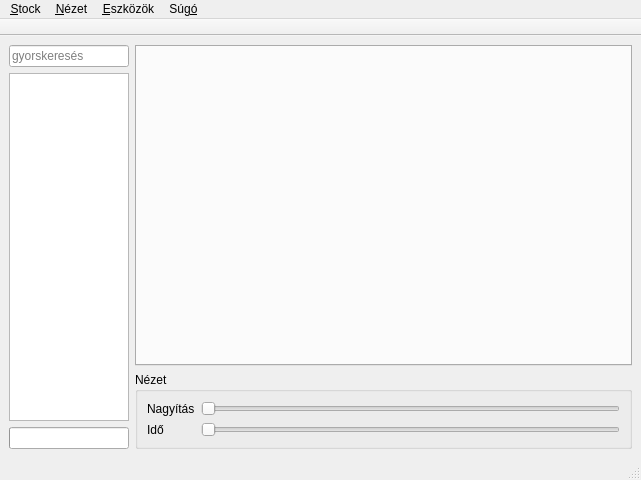
Before: the Qt Designer form intellistock/ui/ui_mainwindow.ui in morta-code/IntelliStock, drawn with Qt 5.
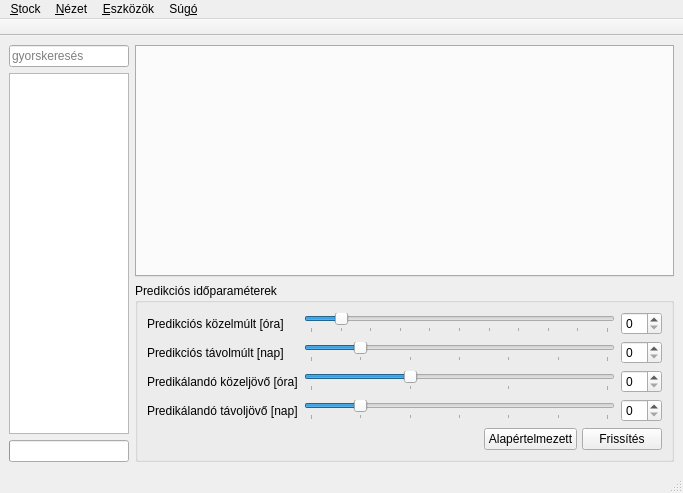
After: the same form once the commit is applied.

Commit message: I added some new parameters to the GUI.

The edit to the form file:
```diff
--- a/intellistock/ui/ui_mainwindow.ui
+++ b/intellistock/ui/ui_mainwindow.ui
@@ -6,8 +6,8 @@
    <rect>
     <x>0</x>
     <y>0</y>
-    <width>641</width>
-    <height>480</height>
+    <width>683</width>
+    <height>493</height>
    </rect>
   </property>
   <property name="windowTitle">
@@ -118,40 +118,198 @@
       <item>
        <widget class="QGroupBox" name="groupBox_view">
         <property name="title">
-         <string>Nézet</string>
+         <string>Predikciós időparaméterek</string>
         </property>
-        <layout class="QFormLayout" name="formLayout">
-         <property name="fieldGrowthPolicy">
-          <enum>QFormLayout::AllNonFixedFieldsGrow</enum>
-         </property>
+        <layout class="QGridLayout" name="gridLayout">
          <item row="0" column="0">
-          <widget class="QLabel" name="label_zoom">
+          <widget class="QLabel" name="label_near_past">
            <property name="text">
-            <string>Nagyítás</string>
-           </property>
-          </widget>
-         </item>
-         <item row="0" column="1">
-          <widget class="QSlider" name="slider_zoom">
-           <property name="orientation">
-            <enum>Qt::Horizontal</enum>
-           </property>
-          </widget>
-         </item>
-         <item row="2" column="0">
-          <widget class="QLabel" name="label_time">
-           <property name="text">
-            <string>Idő</string>
+            <string>Predikciós közelmúlt [óra]</string>
            </property>
           </widget>
          </item>
          <item row="2" column="1">
-          <widget class="QSlider" name="slider_time">
+          <widget class="QSlider" name="slider_near_future">
+           <property name="minimum">
+            <number>0</number>
+           </property>
+           <property name="maximum">
+            <number>72</number>
+           </property>
+           <property name="value">
+            <number>24</number>
+           </property>
            <property name="orientation">
             <enum>Qt::Horizontal</enum>
            </property>
+           <property name="tickPosition">
+            <enum>QSlider::TicksBelow</enum>
+           </property>
+           <property name="tickInterval">
+            <number>24</number>
+           </property>
           </widget>
          </item>
+         <item row="3" column="0">
+          <widget class="QLabel" name="label_far_past_2">
+           <property name="text">
+            <string>Predikálandó távoljövő [nap]</string>
+           </property>
+          </widget>
+         </item>
+         <item row="1" column="1">
+          <widget class="QSlider" name="slider_far_past">
+           <property name="minimum">
+            <number>0</number>
+           </property>
+           <property name="maximum">
+            <number>90</number>
+           </property>
+           <property name="value">
+            <number>15</number>
+           </property>
+           <property name="orientation">
+            <enum>Qt::Horizontal</enum>
+           </property>
+           <property name="tickPosition">
+            <enum>QSlider::TicksBelow</enum>
+           </property>
+           <property name="tickInterval">
+            <number>15</number>
+           </property>
+          </widget>
+         </item>
+         <item row="3" column="1">
+          <widget class="QSlider" name="slider_far_future">
+           <property name="minimum">
+            <number>0</number>
+           </property>
+           <property name="maximum">
+            <number>90</number>
+           </property>
+           <property name="value">
+            <number>15</number>
+           </property>
+           <property name="sliderPosition">
+            <number>15</number>
+           </property>
+           <property name="tracking">
+            <bool>true</bool>
+           </property>
+           <property name="orientation">
+            <enum>Qt::Horizontal</enum>
+           </property>
+           <property name="invertedAppearance">
+            <bool>false</bool>
+           </property>
+           <property name="invertedControls">
+            <bool>true</bool>
+           </property>
+           <property name="tickPosition">
+            <enum>QSlider::TicksBelow</enum>
+           </property>
+           <property name="tickInterval">
+            <number>15</number>
+           </property>
+          </widget>
+         </item>
+         <item row="1" column="0">
+          <widget class="QLabel" name="label_far_past">
+           <property name="text">
+            <string>Predikciós távolmúlt [nap]</string>
+           </property>
+          </widget>
+         </item>
+         <item row="2" column="0">
+          <widget class="QLabel" name="label_near_future">
+           <property name="text">
+            <string>Predikálandó közeljövő [óra]</string>
+           </property>
+          </widget>
+         </item>
+         <item row="0" column="2">
+          <widget class="QSpinBox" name="spin_near_past"/>
+         </item>
+         <item row="1" column="2">
+          <widget class="QSpinBox" name="spin_far_past"/>
+         </item>
+         <item row="0" column="1">
+          <widget class="QSlider" name="slider_near_past">
+           <property name="minimum">
+            <number>0</number>
+           </property>
+           <property name="maximum">
+            <number>240</number>
+           </property>
+           <property name="singleStep">
+            <number>1</number>
+           </property>
+           <property name="value">
+            <number>24</number>
+           </property>
+           <property name="orientation">
+            <enum>Qt::Horizontal</enum>
+           </property>
+           <property name="tickPosition">
+            <enum>QSlider::TicksBelow</enum>
+           </property>
+           <property name="tickInterval">
+            <number>24</number>
+           </property>
+          </widget>
+         </item>
+         <item row="2" column="2">
+          <widget class="QSpinBox" name="spin_near_future"/>
+         </item>
+         <item row="3" column="2">
+          <widget class="QSpinBox" name="spin_far_future"/>
+         </item>
+         <item row="5" column="0" colspan="3">
+          <layout class="QHBoxLayout" name="horizontalLayout_2">
+           <property name="spacing">
+            <number>5</number>
+           </property>
+           <item>
+            <spacer name="horizontalSpacer">
+             <property name="orientation">
+              <enum>Qt::Horizontal</enum>
+             </property>
+             <property name="sizeHint" stdset="0">
+              <size>
+               <width>40</width>
+               <height>20</height>
+              </size>
+             </property>
+            </spacer>
+           </item>
+           <item>
+            <widget class="QPushButton" name="btn_default_params">
+             <property name="text">
+              <string>Alapértelmezett</string>
+             </property>
+             <property name="default">
+              <bool>false</bool>
+             </property>
+             <property name="flat">
+              <bool>false</bool>
+             </property>
+            </widget>
+           </item>
+           <item>
+            <widget class="QPushButton" name="btn_update_all">
+             <property name="enabled">
+              <bool>true</bool>
+             </property>
+             <property name="mouseTracking">
+              <bool>false</bool>
+             </property>
+             <property name="text">
+              <string>Frissítés</string>
+             </property>
+            </widget>
+           </item>
+          </layout>
+         </item>
         </layout>
        </widget>
       </item>
@@ -164,8 +322,8 @@
     <rect>
      <x>0</x>
      <y>0</y>
-     <width>641</width>
-     <height>21</height>
+     <width>683</width>
+     <height>25</height>
     </rect>
    </property>
    <widget class="QMenu" name="menuStock">
```
Left out of the diff: 196 changed lines with no effect on the pictures. The commit also changes 3 other files.
